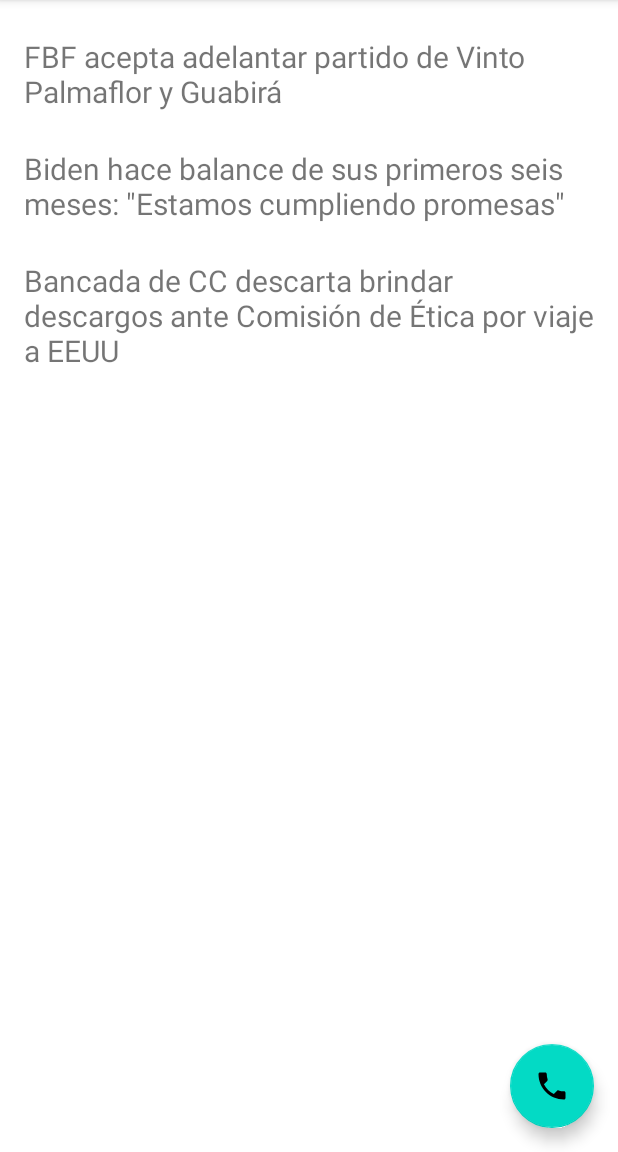
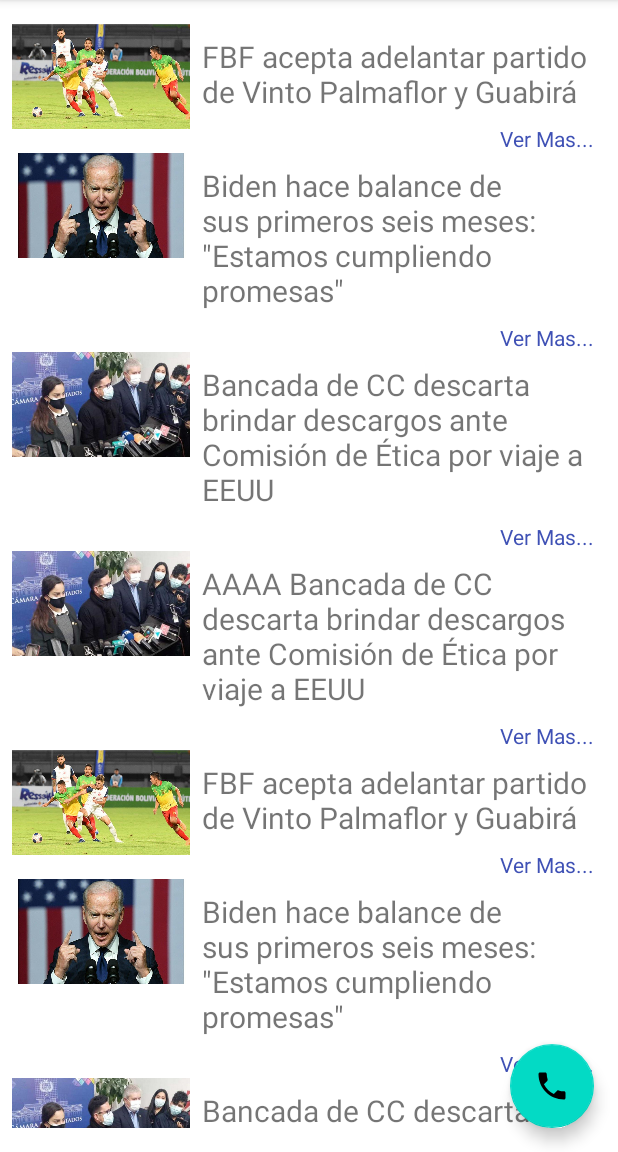
Before and after one commit to wavecos/cateim_curso_android, an Android app: the screen it shows after launch (NoticiasActivity), on a phone screen of 412 x 824 dp, the part 84-1236 px from its top. Run offline under Robolectric (Android 15) with nearby library versions, the phone set to English and light mode, and no system bars.

Commit message:
RecyclerView

```diff
--- a/ScrollViewDemo/app/build.gradle
+++ b/ScrollViewDemo/app/build.gradle
@@ -38,6 +38,10 @@
     implementation 'androidx.appcompat:appcompat:1.3.0'
     implementation 'com.google.android.material:material:1.4.0'
     implementation 'androidx.constraintlayout:constraintlayout:2.0.4'
+
+    implementation 'androidx.recyclerview:recyclerview:1.2.1'
+
+
     testImplementation 'junit:junit:4.+'
     androidTestImplementation 'androidx.test.ext:junit:1.1.3'
     androidTestImplementation 'androidx.test.espresso:espresso-core:3.4.0'
--- /dev/null
+++ b/ScrollViewDemo/app/src/main/java/com/cateim/cursos/android/scrollviewdemo/NoticiaAdapter.kt
@@ -0,0 +1,55 @@
+package com.cateim.cursos.android.scrollviewdemo
+
+import android.content.Context
+import android.content.Intent
+import android.view.LayoutInflater
+import android.view.View
+import android.view.ViewGroup
+import android.widget.ImageView
+import android.widget.TextView
+import androidx.recyclerview.widget.RecyclerView
+import com.cateim.cursos.android.scrollviewdemo.model.Noticia
+
+class NoticiaAdapter(val context: Context, val dataset: Array<Noticia>) : RecyclerView.Adapter<NoticiaAdapter.NoticiaViewHolder>() {
+
+    override fun onCreateViewHolder(parent: ViewGroup, viewType: Int): NoticiaViewHolder {
+        val noticiaView = LayoutInflater.from(context).inflate(R.layout.noticia_item, parent, false)
+        return NoticiaViewHolder(noticiaView)
+    }
+
+    override fun onBindViewHolder(holder: NoticiaViewHolder, position: Int) {
+        val noticia = dataset.get(position)
+        holder.noticiaTitularTextView.text = noticia.titular
+        holder.titularImageView.setImageResource(noticia.imagenId)
+        // Click
+        holder.verMasTextView.setOnClickListener {
+            // 1. Crear el Intent
+            val intentDetalle = Intent(context, DetalleActivity::class.java)
+
+            // 2. Colocar los extras
+            intentDetalle.putExtra("TITULAR_KEY", noticia.titular)
+            intentDetalle.putExtra("NOTICIA_KEY", noticia.noticia)
+            intentDetalle.putExtra("IMAGEN_ID_KEY", noticia.imagenId)
+            intentDetalle.putExtra("URL_KEY", noticia.url)
+
+            // 3. Inicializar la Actividad con el Intent creado
+            context.startActivity(intentDetalle)
+        }
+    }
+
+    override fun getItemCount(): Int {
+        return dataset.size
+    }
+
+    class NoticiaViewHolder(itemView: View) : RecyclerView.ViewHolder(itemView) {
+        val noticiaTitularTextView: TextView
+        val verMasTextView: TextView
+        val titularImageView: ImageView
+
+        init {
+            noticiaTitularTextView = itemView.findViewById(R.id.noticiaTitularTextView)
+            verMasTextView = itemView.findViewById(R.id.verMasTextView)
+            titularImageView = itemView.findViewById(R.id.titularImageView)
+        }
+    }
+}
--- a/ScrollViewDemo/app/src/main/java/com/cateim/cursos/android/scrollviewdemo/NoticiasActivity.kt
+++ b/ScrollViewDemo/app/src/main/java/com/cateim/cursos/android/scrollviewdemo/NoticiasActivity.kt
@@ -5,72 +5,29 @@
 import androidx.appcompat.app.AppCompatActivity
 import android.os.Bundle
 import android.widget.TextView
+import androidx.recyclerview.widget.LinearLayoutManager
+import androidx.recyclerview.widget.RecyclerView
 import com.cateim.cursos.android.scrollviewdemo.model.Noticia
+import com.cateim.cursos.android.scrollviewdemo.servicio.NoticiaService
 import com.google.android.material.floatingactionbutton.FloatingActionButton
 
 class NoticiasActivity : AppCompatActivity() {
-
-    lateinit var noticias: Array<Noticia>
-
 
     override fun onCreate(savedInstanceState: Bundle?) {
         super.onCreate(savedInstanceState)
         setContentView(R.layout.activity_noticias)
 
-        // Definimos las noticias
+        val noticiasService = NoticiaService()
+        val noticiasDataset = noticiasService.obtenerNoticias()
 
-        val noticia1 = Noticia("FBF acepta adelantar partido de Vinto Palmaflor y Guabirá",
-        """La Dirección de Competiciones de la Federación Boliviana de Fútbol (FBF) aceptó la solicitud de Mcepal Vinto Palmaflor de adelantar su partido de este domingo 25 de julio ante Guabirá, en el estadio Félix Capriles para las 13:00 y en cumplimiento de la fecha 11 del Torneo Único de la División Profesional. Inicialmente estaba programado para las 19:30.
+        // RecyclerView
+        val noticiasRecyclerView = findViewById<RecyclerView>(R.id.noticiasRecyclerView)
 
-El comunicado fue emitido la tarde de este martes y debido a las restricciones establecidas por el Comité de Operaciones y Emergencias Departamental (COED) de no permitir la circulación de personas y motorizados desde las 16:00.
+        val noticiaAdapter = NoticiaAdapter(this,noticiasDataset)
+        val noticiaLayoutManager = LinearLayoutManager(this, LinearLayoutManager.VERTICAL, false)
 
-La solicitud fue consensuada y aceptada por la FBF y la empresa dueña de los derechos de televisión. Ahora, la afición podrá disfrutar el encuentro en un horario poco típico para el fútbol dominical en la Llajta.""",
-            R.drawable.noticia1, "https://www.lostiempos.com/deportes/futbol/20210720/fbf-acepta-adelantar-partido-vinto-palmaflor-guabira")
-
-        val noticia2 = Noticia("""Biden hace balance de sus primeros seis meses: "Estamos cumpliendo promesas"""",
-        """El presidente de Estados Unidos, Joe Biden, reunió este martes a su gabinete al cumplirse los primeros seis meses de su llegada a la Casa Blanca para hacer balance de su gestión y aseguró que su Gobierno está "cumpliendo las promesas" que hizo al país.
-
-Al inicio de esta reunión, y en presencia de los medios de comunicación, Biden celebró datos como la creación de tres millones de empleos, "más de los que ninguna otra Administración" ha logrado en los primeros seis meses de mandato, y subrayó los esfuerzos para luchar contra la pandemia.
-
-Aprovechó este momento para insistir en pedir a los ciudadanos que se inmunicen contra la covid-19 porque "todas las muertes" por esta enfermedad se están registrando entre personas no vacunadas.
-
-La directora de los Centros para el Control y Prevención de Enfermedades de EE.UU. (CDC, en inglés), Rochelle Walensky, aseguró hoy durante una audiencia ante un comité del Senado que la variante delta representa ya el 83 % de los casos secuenciados de covid-19 en Estados Unidos.
-
-Además de la pandemia y la economía, Biden subrayó que en estos meses ha trabajado en restaurar el liderazgo internacional de EE.UU y habló de otras cuestiones de su agenda que como el derecho al voto, la inmigración, la reforma policial y la lucha contra la delincuencia.""",
-            R.drawable.noticia2, "https://www.lostiempos.com/actualidad/mundo/20210720/biden-hace-balance-sus-primeros-seis-meses-estamos-cumpliendo-promesas")
-
-        val noticia3 = Noticia("Bancada de CC descarta brindar descargos ante Comisión de Ética por viaje a EEUU",
-        """La bancada de la alianza Comunidad Ciudadana (CC), en la Cámara de Diputados, descartó brindar los descargos correspondientes, ante la Comisión de Ética, por el viaje que hicieron junto a un grupo de legisladores de Creemos a Estados Unidos para denunciar ante organismos internacionales la presunta vulneración de derechos humanos en Bolivia.
-
-Hacia fines de junio, la denuncia de la Confederación Sindical Única de Trabajadores Campesinos de Bolivia (Csutcb) fue formalizada y posteriormente admitida ante esa comisión legislativa que ahora investiga presuntas irregularidades que se habrían cometido.
-
-En rueda de prensa, el diputado Marcelo Pedrazas, expresó su rechazo al proceso que se sigue en su contra, además de sus colegas, y consideró que solo se busca “perseguir” a los opositores.
-
-“Queremos dejar establecido que no le vamos a dar ninguna explicación a nadie, peor al masismo de lo que hemos hecho nosotros en el uso de nuestras atribuciones constitucionales”, afirmó.
-
-El viaje en cuestión a Estados Unidos se hizo a fines de abril. La delegación de diputados y senadores de las dos bancadas opositoras sostuvieron reuniones con el secretario de la Organización de Estados Americanos (OEA), Luis Almagro; con la Comisión Interamericana de Derechos Humanos (CIDH) y con el director de Human Rigths Watch, José Miguel Vivanco.""",
-            R.drawable.noticia3, "https://www.lostiempos.com/actualidad/pais/20210720/bancada-cc-descarta-brindar-descargos-comision-etica-viaje-eeuu")
-
-        val titular1TextView = findViewById<TextView>(R.id.titular1TextView)
-        titular1TextView.text = noticia1.titular
-
-        val titular2TextView = findViewById<TextView>(R.id.titular2TextView)
-        titular2TextView.text = noticia2.titular
-
-        val titular3TextView = findViewById<TextView>(R.id.titular3TextView)
-        titular3TextView.text = noticia3.titular
-
-        titular1TextView.setOnClickListener {
-            mostrarDetalle(noticia1)
-        }
-
-        titular2TextView.setOnClickListener {
-            mostrarDetalle(noticia2)
-        }
-
-        titular3TextView.setOnClickListener {
-            mostrarDetalle(noticia3)
-        }
+        noticiasRecyclerView.adapter = noticiaAdapter
+        noticiasRecyclerView.layoutManager = noticiaLayoutManager
 
         findViewById<FloatingActionButton>(R.id.phoneFloatingActionButton).setOnClickListener {
             val telefonoUri = Uri.parse("tel:+59179103573")
--- /dev/null
+++ b/ScrollViewDemo/app/src/main/java/com/cateim/cursos/android/scrollviewdemo/servicio/NoticiaService.kt
@@ -0,0 +1,56 @@
+package com.cateim.cursos.android.scrollviewdemo.servicio
+
+import com.cateim.cursos.android.scrollviewdemo.R
+import com.cateim.cursos.android.scrollviewdemo.model.Noticia
+
+class NoticiaService {
+
+    fun obtenerNoticias(): Array<Noticia> {
+        val noticia1 = Noticia("FBF acepta adelantar partido de Vinto Palmaflor y Guabirá",
+            """La Dirección de Competiciones de la Federación Boliviana de Fútbol (FBF) aceptó la solicitud de Mcepal Vinto Palmaflor de adelantar su partido de este domingo 25 de julio ante Guabirá, en el estadio Félix Capriles para las 13:00 y en cumplimiento de la fecha 11 del Torneo Único de la División Profesional. Inicialmente estaba programado para las 19:30.
+
+El comunicado fue emitido la tarde de este martes y debido a las restricciones establecidas por el Comité de Operaciones y Emergencias Departamental (COED) de no permitir la circulación de personas y motorizados desde las 16:00.
+
+La solicitud fue consensuada y aceptada por la FBF y la empresa dueña de los derechos de televisión. Ahora, la afición podrá disfrutar el encuentro en un horario poco típico para el fútbol dominical en la Llajta.""",
+            R.drawable.noticia1, "https://www.lostiempos.com/deportes/futbol/20210720/fbf-acepta-adelantar-partido-vinto-palmaflor-guabira")
+
+        val noticia2 = Noticia("""Biden hace balance de sus primeros seis meses: "Estamos cumpliendo promesas"""",
+            """El presidente de Estados Unidos, Joe Biden, reunió este martes a su gabinete al cumplirse los primeros seis meses de su llegada a la Casa Blanca para hacer balance de su gestión y aseguró que su Gobierno está "cumpliendo las promesas" que hizo al país.
+
+Al inicio de esta reunión, y en presencia de los medios de comunicación, Biden celebró datos como la creación de tres millones de empleos, "más de los que ninguna otra Administración" ha logrado en los primeros seis meses de mandato, y subrayó los esfuerzos para luchar contra la pandemia.
+
+Aprovechó este momento para insistir en pedir a los ciudadanos que se inmunicen contra la covid-19 porque "todas las muertes" por esta enfermedad se están registrando entre personas no vacunadas.
+
+La directora de los Centros para el Control y Prevención de Enfermedades de EE.UU. (CDC, en inglés), Rochelle Walensky, aseguró hoy durante una audiencia ante un comité del Senado que la variante delta representa ya el 83 % de los casos secuenciados de covid-19 en Estados Unidos.
+
+Además de la pandemia y la economía, Biden subrayó que en estos meses ha trabajado en restaurar el liderazgo internacional de EE.UU y habló de otras cuestiones de su agenda que como el derecho al voto, la inmigración, la reforma policial y la lucha contra la delincuencia.""",
+            R.drawable.noticia2, "https://www.lostiempos.com/actualidad/mundo/20210720/biden-hace-balance-sus-primeros-seis-meses-estamos-cumpliendo-promesas")
+
+        val noticia3 = Noticia("Bancada de CC descarta brindar descargos ante Comisión de Ética por viaje a EEUU",
+            """La bancada de la alianza Comunidad Ciudadana (CC), en la Cámara de Diputados, descartó brindar los descargos correspondientes, ante la Comisión de Ética, por el viaje que hicieron junto a un grupo de legisladores de Creemos a Estados Unidos para denunciar ante organismos internacionales la presunta vulneración de derechos humanos en Bolivia.
+
+Hacia fines de junio, la denuncia de la Confederación Sindical Única de Trabajadores Campesinos de Bolivia (Csutcb) fue formalizada y posteriormente admitida ante esa comisión legislativa que ahora investiga presuntas irregularidades que se habrían cometido.
+
+En rueda de prensa, el diputado Marcelo Pedrazas, expresó su rechazo al proceso que se sigue en su contra, además de sus colegas, y consideró que solo se busca “perseguir” a los opositores.
+
+“Queremos dejar establecido que no le vamos a dar ninguna explicación a nadie, peor al masismo de lo que hemos hecho nosotros en el uso de nuestras atribuciones constitucionales”, afirmó.
+
+El viaje en cuestión a Estados Unidos se hizo a fines de abril. La delegación de diputados y senadores de las dos bancadas opositoras sostuvieron reuniones con el secretario de la Organización de Estados Americanos (OEA), Luis Almagro; con la Comisión Interamericana de Derechos Humanos (CIDH) y con el director de Human Rigths Watch, José Miguel Vivanco.""",
+            R.drawable.noticia3, "https://www.lostiempos.com/actualidad/pais/20210720/bancada-cc-descarta-brindar-descargos-comision-etica-viaje-eeuu")
+
+        val noticia4 = Noticia("AAAA Bancada de CC descarta brindar descargos ante Comisión de Ética por viaje a EEUU",
+            """La bancada de la alianza Comunidad Ciudadana (CC), en la Cámara de Diputados, descartó brindar los descargos correspondientes, ante la Comisión de Ética, por el viaje que hicieron junto a un grupo de legisladores de Creemos a Estados Unidos para denunciar ante organismos internacionales la presunta vulneración de derechos humanos en Bolivia.
+
+Hacia fines de junio, la denuncia de la Confederación Sindical Única de Trabajadores Campesinos de Bolivia (Csutcb) fue formalizada y posteriormente admitida ante esa comisión legislativa que ahora investiga presuntas irregularidades que se habrían cometido.
+
+En rueda de prensa, el diputado Marcelo Pedrazas, expresó su rechazo al proceso que se sigue en su contra, además de sus colegas, y consideró que solo se busca “perseguir” a los opositores.
+
+“Queremos dejar establecido que no le vamos a dar ninguna explicación a nadie, peor al masismo de lo que hemos hecho nosotros en el uso de nuestras atribuciones constitucionales”, afirmó.
+
+El viaje en cuestión a Estados Unidos se hizo a fines de abril. La delegación de diputados y senadores de las dos bancadas opositoras sostuvieron reuniones con el secretario de la Organización de Estados Americanos (OEA), Luis Almagro; con la Comisión Interamericana de Derechos Humanos (CIDH) y con el director de Human Rigths Watch, José Miguel Vivanco.""",
+            R.drawable.noticia3, "https://www.lostiempos.com/actualidad/pais/20210720/bancada-cc-descarta-brindar-descargos-comision-etica-viaje-eeuu")
+
+        return arrayOf(noticia1, noticia2, noticia3, noticia4, noticia1, noticia2, noticia3, noticia4, noticia1, noticia2, noticia3, noticia4, noticia1, noticia2, noticia3, noticia4)
+    }
+
+}
--- a/ScrollViewDemo/app/src/main/res/layout/activity_noticias.xml
+++ b/ScrollViewDemo/app/src/main/res/layout/activity_noticias.xml
@@ -5,47 +5,6 @@
     android:layout_width="match_parent"
     android:layout_height="match_parent"
     tools:context=".NoticiasActivity">
-
-    <TextView
-        android:id="@+id/titular1TextView"
-        android:layout_width="0dp"
-        android:layout_height="wrap_content"
-        android:layout_marginStart="16dp"
-        android:layout_marginTop="24dp"
-        android:layout_marginEnd="16dp"
-        android:text="@string/titular"
-        android:textSize="20sp"
-        app:layout_constraintEnd_toEndOf="parent"
-        app:layout_constraintStart_toStartOf="parent"
-        app:layout_constraintTop_toTopOf="parent" />
-
-    <TextView
-        android:id="@+id/titular2TextView"
-        android:layout_width="0dp"
-        android:layout_height="wrap_content"
-        android:layout_marginStart="16dp"
-        android:layout_marginTop="24dp"
-        android:layout_marginEnd="16dp"
-        android:text="@string/titular"
-        android:textSize="20sp"
-        app:layout_constraintEnd_toEndOf="parent"
-        app:layout_constraintHorizontal_bias="0.0"
-        app:layout_constraintStart_toStartOf="parent"
-        app:layout_constraintTop_toBottomOf="@+id/titular1TextView" />
-
-    <TextView
-        android:id="@+id/titular3TextView"
-        android:layout_width="0dp"
-        android:layout_height="wrap_content"
-        android:layout_marginStart="16dp"
-        android:layout_marginTop="24dp"
-        android:layout_marginEnd="16dp"
-        android:text="@string/titular"
-        android:textSize="20sp"
-        app:layout_constraintEnd_toEndOf="parent"
-        app:layout_constraintHorizontal_bias="0.0"
-        app:layout_constraintStart_toStartOf="parent"
-        app:layout_constraintTop_toBottomOf="@+id/titular2TextView" />
 
     <com.google.android.material.floatingactionbutton.FloatingActionButton
         android:id="@+id/phoneFloatingActionButton"
@@ -57,4 +16,17 @@
         app:layout_constraintBottom_toBottomOf="parent"
         app:layout_constraintEnd_toEndOf="parent"
         app:srcCompat="@drawable/ic_telefono" />
+
+    <androidx.recyclerview.widget.RecyclerView
+        android:id="@+id/noticiasRecyclerView"
+        android:layout_width="0dp"
+        android:layout_height="0dp"
+        android:layout_marginStart="8dp"
+        android:layout_marginTop="16dp"
+        android:layout_marginEnd="8dp"
+        android:layout_marginBottom="16dp"
+        app:layout_constraintBottom_toBottomOf="parent"
+        app:layout_constraintEnd_toEndOf="parent"
+        app:layout_constraintStart_toStartOf="parent"
+        app:layout_constraintTop_toTopOf="parent" />
 </androidx.constraintlayout.widget.ConstraintLayout>
--- /dev/null
+++ b/ScrollViewDemo/app/src/main/res/layout/noticia_item.xml
@@ -0,0 +1,49 @@
+<?xml version="1.0" encoding="utf-8"?>
+<androidx.constraintlayout.widget.ConstraintLayout xmlns:android="http://schemas.android.com/apk/res/android"
+    xmlns:app="http://schemas.android.com/apk/res-auto"
+    xmlns:tools="http://schemas.android.com/tools"
+    android:layout_width="match_parent"
+    android:layout_height="wrap_content">
+
+    <TextView
+        android:id="@+id/noticiaTitularTextView"
+        android:layout_width="0dp"
+        android:layout_height="wrap_content"
+        android:layout_marginStart="8dp"
+        android:layout_marginTop="8dp"
+        android:layout_marginEnd="8dp"
+        android:textSize="20sp"
+        app:layout_constraintEnd_toEndOf="parent"
+        app:layout_constraintStart_toEndOf="@+id/titularImageView"
+        app:layout_constraintTop_toTopOf="parent"
+        tools:text="Lorem Ipsum" />
+
+    <TextView
+        android:id="@+id/verMasTextView"
+        android:layout_width="wrap_content"
+        android:layout_height="wrap_content"
+        android:layout_marginTop="8dp"
+        android:layout_marginEnd="8dp"
+        android:text="@string/ver_mas"
+        android:textColor="#3F51B5"
+        app:layout_constraintEnd_toEndOf="parent"
+        app:layout_constraintTop_toBottomOf="@+id/noticiaTitularTextView" />
+
+    <ImageView
+        android:id="@+id/titularImageView"
+        android:layout_width="0dp"
+        android:layout_height="70dp"
+        android:scaleType="fitXY"
+        app:layout_constraintEnd_toStartOf="@+id/guideline4"
+        app:layout_constraintStart_toStartOf="parent"
+        app:layout_constraintTop_toTopOf="parent"
+        app:srcCompat="@drawable/noticia3" />
+
+    <androidx.constraintlayout.widget.Guideline
+        android:id="@+id/guideline4"
+        android:layout_width="wrap_content"
+        android:layout_height="wrap_content"
+        android:orientation="vertical"
+        app:layout_constraintGuide_percent="0.3" />
+
+</androidx.constraintlayout.widget.ConstraintLayout>
--- a/ScrollViewDemo/app/src/main/res/values/strings.xml
+++ b/ScrollViewDemo/app/src/main/res/values/strings.xml
@@ -1,4 +1,5 @@
 <resources>
     <string name="app_name">ScrollViewDemo</string>
     <string name="titular">British Grand Prix: Lewis Hamilton quickest in Silverstone qualifying</string>
+    <string name="ver_mas">Ver Mas...</string>
 </resources>
```
